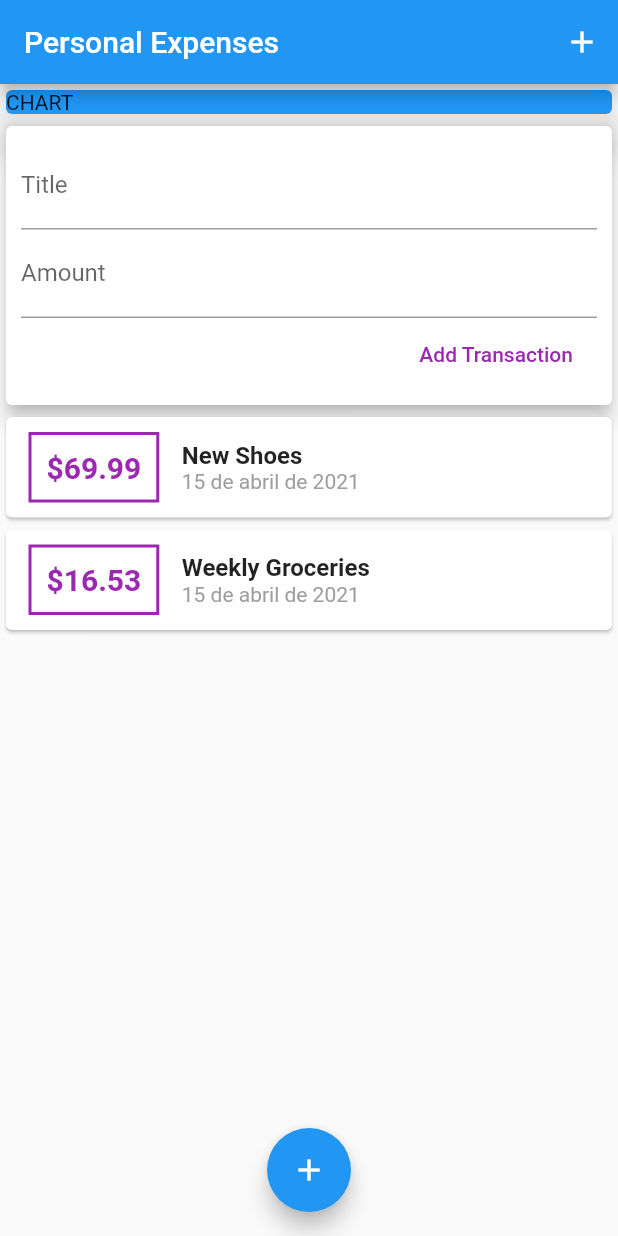
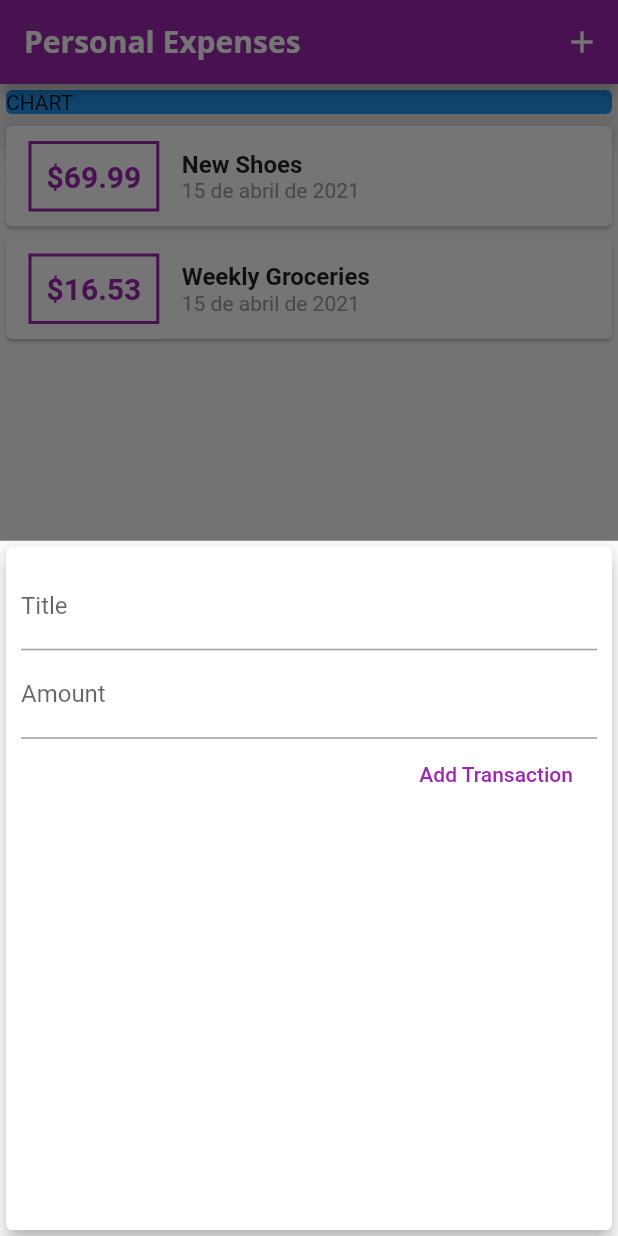
Before and after one commit to jmayora/persona_expenses, a Flutter app: the screen it shows after launch, after a tap on the "add" icon, on a phone screen of 412 x 824 dp. Run offline on Flutter 3.47's test engine with Material 2 defaults, Android fonts, the phone set to English and light mode, and no system bars.

Commit message:
add themeing

```diff
--- a/lib/main.dart
+++ b/lib/main.dart
@@ -1,7 +1,10 @@
 import 'package:flutter/material.dart';
 
 import 'package:intl/date_symbol_data_local.dart';
-import 'package:personal_expenses/widgets/user_transaction.dart';
+import './widgets/transaction_list.dart';
+import './widgets/new_transaction.dart';
+
+import 'models/transaction.dart';
 
 void main() {
   initializeDateFormatting('es_pa', null).then((_) => runApp(MyApp()));
@@ -13,13 +16,69 @@ class MyApp extends StatelessWidget {
     return MaterialApp(
       title: 'Flutter Demo',
       home: MyHomePage(),
+      theme: ThemeData(
+          primarySwatch: Colors.purple,
+          accentColor: Colors.amber,
+          fontFamily: 'Quicksand',
+          textTheme: ThemeData.light().textTheme.copyWith(
+                title: TextStyle(
+                  fontFamily: 'OpenSans',
+                  fontSize: 18,
+                  fontWeight: FontWeight.bold,
+                ),
+              ),
+          appBarTheme: AppBarTheme(
+            textTheme: ThemeData.light().textTheme.copyWith(
+                  title: TextStyle(
+                    fontFamily: 'OpenSans',
+                    fontSize: 20,
+                    fontWeight: FontWeight.bold,
+                  ),
+                ),
+          )),
     );
   }
 }
 
-class MyHomePage extends StatelessWidget {
-  final titleController = TextEditingController();
-  final amountController = TextEditingController();
+class MyHomePage extends StatefulWidget {
+  @override
+  _MyHomePageState createState() => _MyHomePageState();
+}
+
+class _MyHomePageState extends State<MyHomePage> {
+  final List<Transaction> _userTransactions = [
+    Transaction(
+      id: 't1',
+      title: 'New Shoes',
+      amount: 69.99,
+      date: DateTime.now(),
+    ),
+    Transaction(
+      id: 't2',
+      title: 'Weekly Groceries',
+      amount: 16.53,
+      date: DateTime.now(),
+    ),
+  ];
+
+  void _addNewTransaction(String txTitle, double txAmount) {
+    final newTx = Transaction(
+        id: DateTime.now().toString(),
+        title: txTitle,
+        date: DateTime.now(),
+        amount: txAmount);
+    setState(() {
+      _userTransactions.add(newTx);
+    });
+  }
+
+  void _startAddNewTransaction(BuildContext ctx) {
+    showModalBottomSheet(
+        context: ctx,
+        builder: (bCtx) {
+          return NewTransaction(_addNewTransaction);
+        });
+  }
 
   @override
   Widget build(BuildContext context) {
@@ -27,11 +86,17 @@ class MyHomePage extends StatelessWidget {
       appBar: AppBar(
         title: Text('Personal Expenses'),
         actions: <Widget>[
-          IconButton(icon: Icon(Icons.add), onPressed: () {}),
+          IconButton(
+            icon: Icon(Icons.add),
+            onPressed: () => _startAddNewTransaction(context),
+          ),
         ],
       ),
       floatingActionButtonLocation: FloatingActionButtonLocation.centerFloat,
-      floatingActionButton: FloatingActionButton(child: Icon(Icons.add)),
+      floatingActionButton: FloatingActionButton(
+        child: Icon(Icons.add),
+        onPressed: () => _startAddNewTransaction(context),
+      ),
       body: Column(
         crossAxisAlignment: CrossAxisAlignment.start,
         children: <Widget>[
@@ -43,7 +108,7 @@ class MyHomePage extends StatelessWidget {
               child: Text('CHART'),
             ),
           ),
-          UserTransaction(),
+          TransactionList(_userTransactions),
         ],
       ),
     );
--- a/lib/widgets/new_transaction.dart
+++ b/lib/widgets/new_transaction.dart
@@ -1,12 +1,20 @@
 import 'package:flutter/material.dart';
-import 'package:personal_expenses/widgets/user_transaction.dart';
 
-class NewTransaction extends StatelessWidget {
-  final titleController = TextEditingController();
-  final amountController = TextEditingController();
+class NewTransaction extends StatefulWidget {
+
   final Function addNewTransaction;
 
   NewTransaction(this.addNewTransaction);
+
+  @override
+  _NewTransactionState createState() => _NewTransactionState();
+
+}
+
+class _NewTransactionState extends State<NewTransaction> {
+
+  final titleController = TextEditingController();
+  final amountController = TextEditingController();
 
   void submitData() {
     final enteredTitle = titleController.text;
@@ -16,10 +24,12 @@ class NewTransaction extends StatelessWidget {
       return;
     }
 
-    addNewTransaction(
+    widget.addNewTransaction(
       enteredTitle,
       enteredAmount,
     );
+
+    Navigator.of(context).pop();
   }
 
   @override
--- a/lib/widgets/user_transaction.dart
+++ /dev/null
@@ -1,53 +0,0 @@
-import 'package:flutter/material.dart';
-import '../models/transaction.dart';
-import './new_transaction.dart';
-import './transaction_list.dart';
-
-class UserTransaction extends StatefulWidget {
-  @override
-  _UserTransactionState createState() => _UserTransactionState();
-
-}
-
-class _UserTransactionState extends State<UserTransaction> {
-
-  final List<Transaction> _userTransactions = [
-    Transaction(
-      id: 't1',
-      title: 'New Shoes',
-      amount: 69.99,
-      date: DateTime.now(),
-    ),
-    Transaction(
-      id: 't2',
-      title: 'Weekly Groceries',
-      amount: 16.53,
-      date: DateTime.now(),
-    ),
-  ];
-
-  void _addNewTransaction(String txTitle, double txAmount) {
-    final newTx = Transaction(
-        id: DateTime.now().toString(),
-        title: txTitle,
-        date: DateTime.now(),
-        amount: txAmount
-    );
-    setState(() {
-      _userTransactions.add(newTx);
-    });
-  }
-
-
-
-  @override
-  Widget build(BuildContext context) {
-    return Column(
-        children: <Widget>[
-          NewTransaction(_addNewTransaction),
-          TransactionList(_userTransactions)
-        ]
-    );
-  }
-
-}
```
Also changed, not shown: pubspec.yaml (+12 -12 lines).
